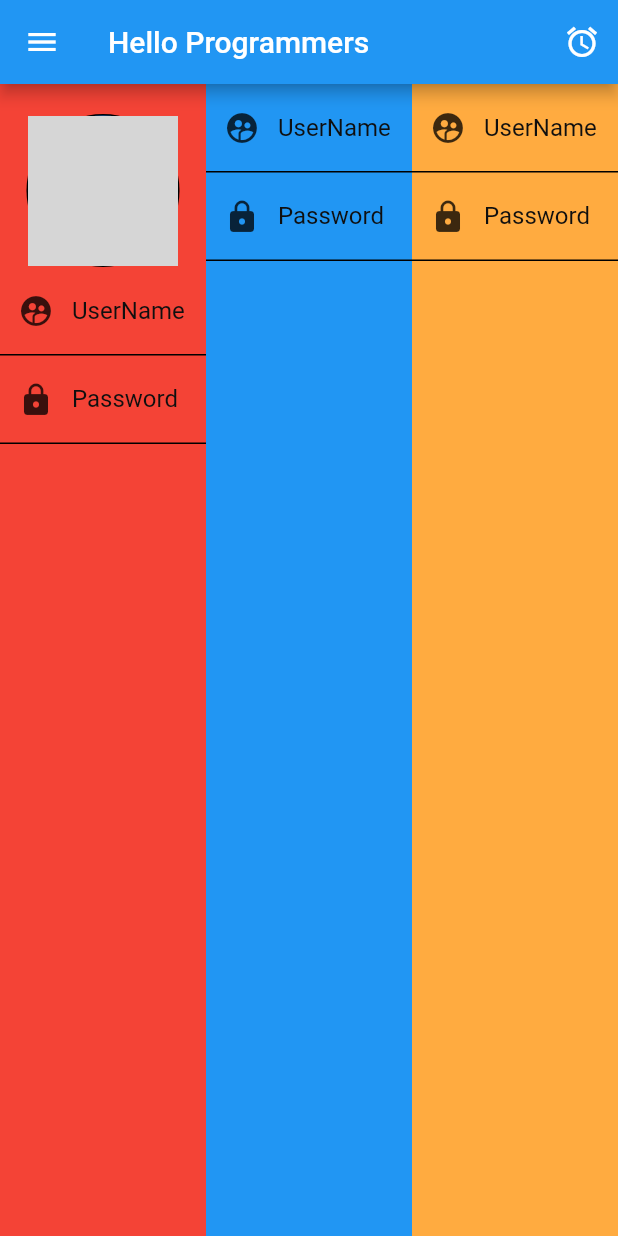
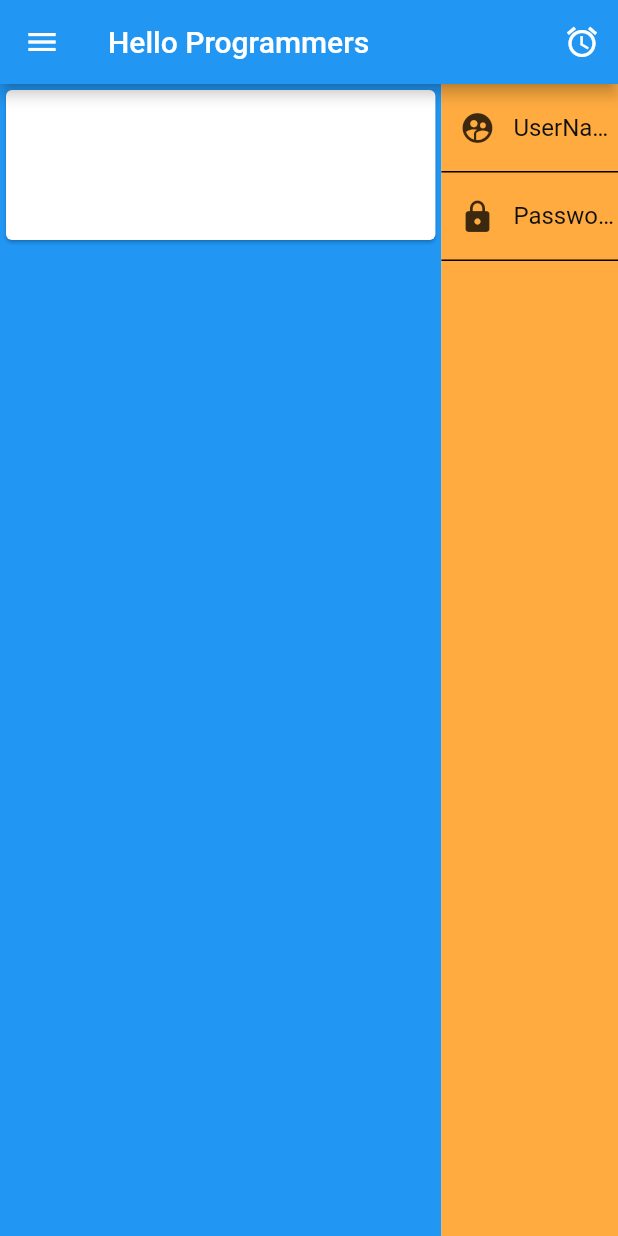
Before and after one commit to iftakher36/fluttertraining, a Flutter app: the screen it shows after launch, on a phone screen of 412 x 824 dp. Run offline on Flutter 3.47's test engine with Material 2 defaults, Android fonts, the phone set to English and light mode, and no system bars; grey boxes are pictures that could not be loaded.

Commit message:
responsive dashboard

```diff
--- a/lib/login_screen.dart
+++ b/lib/login_screen.dart
@@ -1,5 +1,7 @@
 import 'package:flutter/cupertino.dart';
 import 'package:flutter/material.dart';
+
+import 'listview_layout.dart';
 
 class LoginScreen extends StatefulWidget {
   const LoginScreen({Key? key}) : super(key: key);
@@ -16,6 +18,7 @@ class _LoginScreenState extends State<LoginScreen> {
 
   String change = "Hello Programmers";
   int counter = 0;
+  double size=0.0;
   double values = 8.0;
   List name = [
     "Farhan",
@@ -33,10 +36,12 @@ class _LoginScreenState extends State<LoginScreen> {
 
   @override
   Widget build(BuildContext context) {
+    size=MediaQuery.of(context).size.width;
+
     return Scaffold(
       appBar: AppBar(
         title: Text(change),
-        leading: IconButton(
+        leading: size>768?null:IconButton(
           icon: const Icon(Icons.menu),
           onPressed: () {
             _Hello;
@@ -54,22 +59,121 @@ class _LoginScreenState extends State<LoginScreen> {
           ),
         ],
       ),
-      body: Row(
+      body: size>768?Row(
         children: [
           Expanded(
+            flex: 2,
             child: Container(
               color: Colors.red,
+              child: Padding(
+                padding: const EdgeInsets.all(8.0),
                 child: Column(
-                children: const [
-                  SizedBox(height: 20,),
-                  CircleAvatar(
+                  children: [
+                    const SizedBox(
+                      height: 20,
+                    ),
+                    const CircleAvatar(
                       radius: 51,
                       backgroundColor: Colors.black,
                       child: CircleAvatar(
                           radius: 50,
-                        backgroundImage: NetworkImage("https://www.vhv.rs/dpng/d/426-4263064_circle-avatar-png-picture-circle-avatar-image-png.png",scale: 1)
+                          backgroundImage: AssetImage("img/biriyani.jpg")),
+                    ),
+                    const TextField(
+                      style: TextStyle(color: Colors.blue),
+                      cursorColor: Colors.blue,
+                      decoration: InputDecoration(
+                        labelText: "UserName",
+                        focusColor: Colors.black,
+                        labelStyle: TextStyle(
+                          color: Color(0xFF0f0f0f),
+                        ),
+                        enabledBorder: UnderlineInputBorder(
+                            borderSide: BorderSide(color: Colors.black)),
+                        focusedBorder: UnderlineInputBorder(
+                            borderSide: BorderSide(color: Colors.blue)),
+                        prefixIcon: Icon(Icons.supervised_user_circle,
+                            color: Color(0xC3000000)),
                       ),
                     ),
+                    const TextField(
+                        style: TextStyle(color: Colors.blue),
+                        cursorColor: Colors.blue,
+                        obscureText: true,
+                        decoration: InputDecoration(
+                          labelText: "Password",
+                          focusColor: Colors.black,
+                          labelStyle: TextStyle(
+                            color: Color(0xFF0f0f0f),
+                          ),
+                          enabledBorder: UnderlineInputBorder(
+                              borderSide: BorderSide(color: Colors.black)),
+                          focusedBorder: UnderlineInputBorder(
+                              borderSide: BorderSide(color: Colors.blue)),
+                          prefixIcon:
+                              Icon(Icons.lock, color: Color(0xC3000000)),
+                        )),
+                    Padding(
+                      padding: const EdgeInsets.only(top: 30),
+                      child: ElevatedButton(
+                          style: ButtonStyle(
+                            shape: MaterialStateProperty.all(
+                                RoundedRectangleBorder(
+                              borderRadius: BorderRadius.circular(25.0),
+                              side: const BorderSide(
+                                color: Colors.white,
+                                width: 1.0,
+                              ),
+                            )),
+                            backgroundColor: MaterialStateProperty.all(
+                                const Color(0xFF000000)),
+                          ),
+                          onPressed: () {},
+                          child: const Text(
+                            "Log In",
+                            style: TextStyle(color: Colors.white),
+                          )),
+                    )
+                  ],
+                ),
+              ),
+            ),
+          ),
+          Expanded(
+              flex: 5,
+              child: Container(
+                color: Colors.blue,
+                child: SingleChildScrollView(
+                  child: Column(
+                    children: [
+                      Card(
+                        color: Colors.white,
+                        child: Container(
+                          height: 100,
+                        ),
+                      ),
+                      ListView.builder(
+                          itemCount: 20,
+                          shrinkWrap: true,
+                          itemBuilder: (rafi,index){
+                            return Card(
+                              child: ListTile(
+                                leading:Image.asset("img/biriyani.jpg"),
+                                title: const Text("hello"),
+                                trailing: const Text("hello"),
+                              ),
+                            );
+                          })
+                    ],
+                  ),
+                ),
+              )),
+          Expanded(
+              flex: 2,
+              child: Container(
+                color: Colors.orangeAccent,
+                child: Column(
+                  children: [
                     TextField(
                       style: TextStyle(color: Colors.blue),
                       cursorColor: Colors.blue,
@@ -101,18 +205,36 @@ class _LoginScreenState extends State<LoginScreen> {
                               borderSide: BorderSide(color: Colors.black)),
                           focusedBorder: UnderlineInputBorder(
                               borderSide: BorderSide(color: Colors.blue)),
-                        prefixIcon: Icon(Icons.lock,
-                            color: Color(0xC3000000)),
+                          prefixIcon:
+                              Icon(Icons.lock, color: Color(0xC3000000)),
                         )),
                   ],
                 ),
-            ),
-          ),
+              )),
+        ],
+      ):Row(
+          children: [
             Expanded(
+                flex: 5,
                 child: Container(
                   color: Colors.blue,
                   child: Column(
-            children: const [
+                    children: [
+                      Card(
+                        color: Colors.white,
+                        child: Container(
+                          height: 100,
+                        ),
+                      )
+                    ],
+                  ),
+                )),
+            Expanded(
+                flex: 2,
+                child: Container(
+                  color: Colors.orangeAccent,
+                  child: Column(
+                    children: [
                       TextField(
                         style: TextStyle(color: Colors.blue),
                         cursorColor: Colors.blue,
@@ -144,55 +266,14 @@ class _LoginScreenState extends State<LoginScreen> {
                                 borderSide: BorderSide(color: Colors.black)),
                             focusedBorder: UnderlineInputBorder(
                                 borderSide: BorderSide(color: Colors.blue)),
-                      prefixIcon: Icon(Icons.lock,
-                          color: Color(0xC3000000)),
-                    )),
-            ],
-          ),
-              )),
-          Expanded(child: Container(
-            color: Colors.orangeAccent,
-            child: Column(
-              children:  [
-                TextField(
-                  style: TextStyle(color: Colors.blue),
-                  cursorColor: Colors.blue,
-                  decoration: InputDecoration(
-                    labelText: "UserName",
-                    focusColor: Colors.black,
-                    labelStyle: TextStyle(
-                      color: Color(0xFF0f0f0f),
-                    ),
-                    enabledBorder: UnderlineInputBorder(
-                        borderSide: BorderSide(color: Colors.black)),
-                    focusedBorder: UnderlineInputBorder(
-                        borderSide: BorderSide(color: Colors.blue)),
-                    prefixIcon: Icon(Icons.supervised_user_circle,
-                        color: Color(0xC3000000)),
-                  ),
-                ),
-                TextField(
-                    style: TextStyle(color: Colors.blue),
-                    cursorColor: Colors.blue,
-                    obscureText: true,
-                    decoration: InputDecoration(
-                      labelText: "Password",
-                      focusColor: Colors.black,
-                      labelStyle: TextStyle(
-                        color: Color(0xFF0f0f0f),
-                      ),
-                      enabledBorder: UnderlineInputBorder(
-                          borderSide: BorderSide(color: Colors.black)),
-                      focusedBorder: UnderlineInputBorder(
-                          borderSide: BorderSide(color: Colors.blue)),
-                      prefixIcon: Icon(Icons.lock,
-                          color: Color(0xC3000000)),
+                            prefixIcon:
+                            Icon(Icons.lock, color: Color(0xC3000000)),
                           )),
                     ],
                   ),
                 )),
           ],
-      ),
+        )
     );
   }
 }
```
Lines whose indentation alone changed are shown as unchanged.
